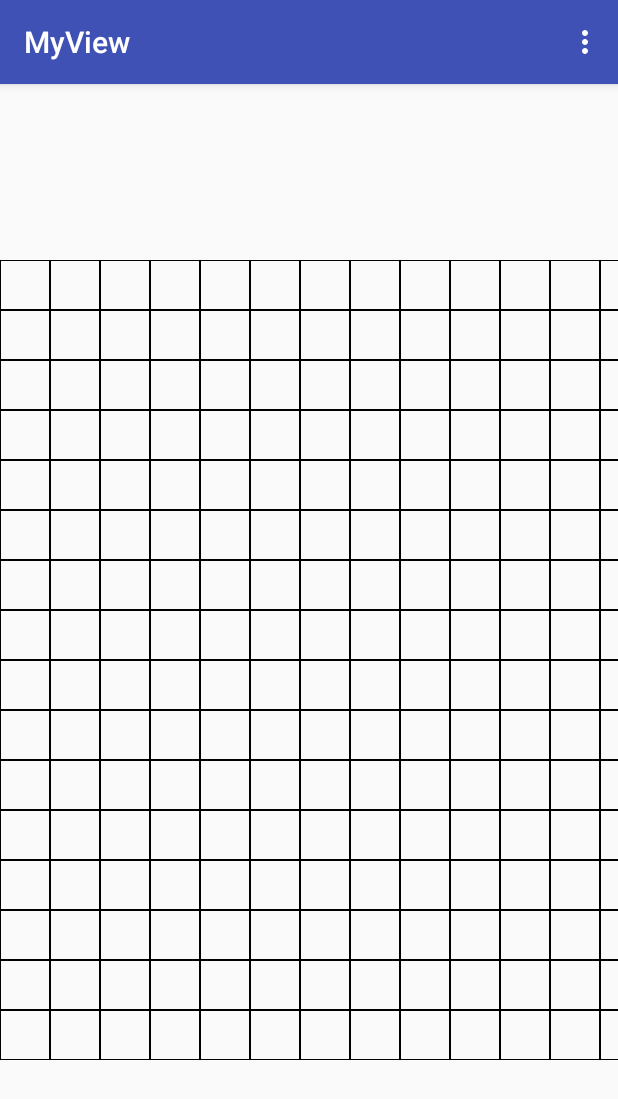
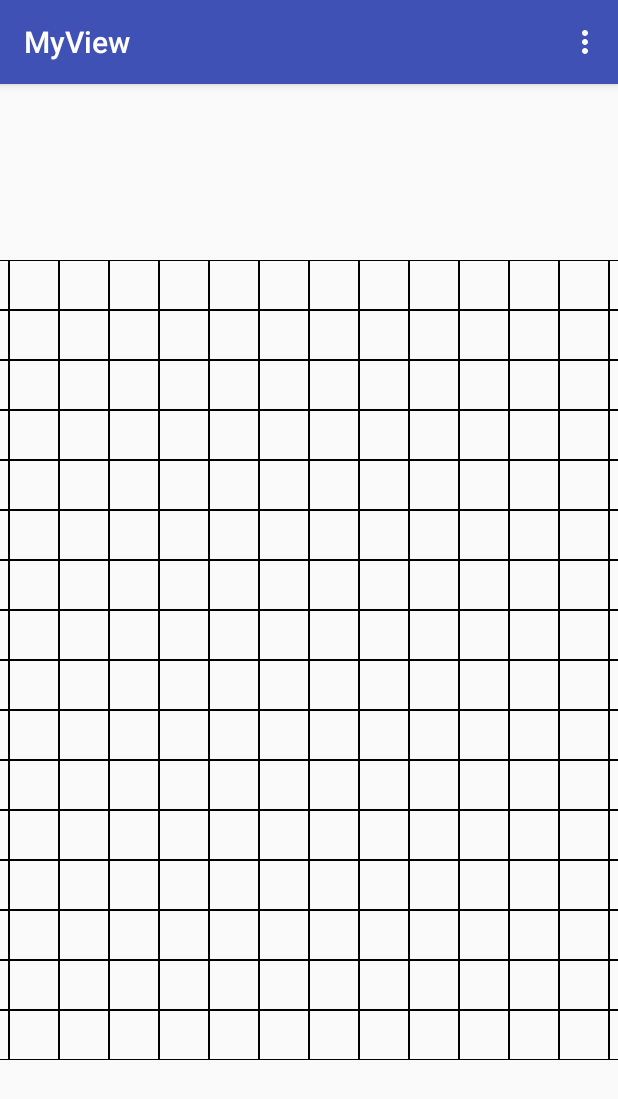
Before and after one commit to ZGily/fox_pixel, an Android app: the screen it shows after launch (MainActivity), on a phone screen of 412 x 824 dp. Shown: the top 1099 px of the screen. Run offline under Robolectric (Android 15) with nearby library versions, the phone set to English and light mode, and no system bars.

Commit message:
add something

```diff
--- a/MyView/app/src/main/java/com/mycompany/myview/MainActivity.java
+++ b/MyView/app/src/main/java/com/mycompany/myview/MainActivity.java
@@ -10,6 +10,7 @@ import android.graphics.Color;
 public class MainActivity extends AppCompatActivity {
 
     MyView myview;
+    //ZoomView zoomview;
     @Override
     protected void onCreate(Bundle savedInstanceState) {
         super.onCreate(savedInstanceState);
@@ -18,6 +19,7 @@ public class MainActivity extends AppCompatActivity {
 		Toolbar toolbar=(Toolbar)findViewById(R.id.toolbar);
 		setSupportActionBar(toolbar);
         myview = (MyView) findViewById(R.id.MyView);
+        //zoomview = (ZoomView) findViewById(R.id.ZoomView);
     }
 
     @Override
@@ -30,6 +32,9 @@ public class MainActivity extends AppCompatActivity {
     public boolean onOptionsItemSelected(MenuItem item) {
         switch (item.getItemId())
         {
+            case R.id.move:
+                myview.changeMoveStatus();
+                break;
             case R.id.undo:
                 myview.undoLast();
                 break;
--- a/MyView/app/src/main/java/com/mycompany/myview/MyView.java
+++ b/MyView/app/src/main/java/com/mycompany/myview/MyView.java
@@ -20,6 +20,8 @@ public class MyView extends View {
     Path mLinePath;
 
     int mPixelColor;
+
+    boolean isStartMove;
 
     List<DrawablePath> mPathList;
 
@@ -67,6 +69,8 @@ public class MyView extends View {
 
         mPixelColor = Color.RED;
 
+        isStartMove = false;
+
         for (int i = 0;i<=50*16;i+=50)
         {
             mLinePath.moveTo(i,0);
@@ -92,6 +96,8 @@ public class MyView extends View {
 
     @Override
     public boolean onTouchEvent(MotionEvent event) {
+        if (!isStartMove)
+        {
         int x = (int) event.getX();
         int y = (int) event.getY();
         x = (x / 50) * 50;
@@ -106,6 +112,8 @@ public class MyView extends View {
         ++step;
         mPath = new Path();
         invalidate();
+        return true;
+        }
         return super.onTouchEvent(event);
     }
 
@@ -126,4 +134,9 @@ public class MyView extends View {
         invalidate();
     }
 
+    public void changeMoveStatus ()
+    {
+        isStartMove = !isStartMove;
+    }
+
 }
--- a/MyView/app/src/main/res/layout/activity_main.xml
+++ b/MyView/app/src/main/res/layout/activity_main.xml
@@ -18,9 +18,11 @@
 		    app:popupTheme="@style/ThemeOverlay.AppCompat.Light"/>
 
 	</android.support.design.widget.AppBarLayout>
-    <RelativeLayout
+    <LinearLayout
         android:layout_width="match_parent"
         android:layout_height="match_parent"
+        android:gravity="center"
+        android:id="@+id/ZoomView"
         >
     <com.mycompany.myview.MyView
         android:id="@+id/MyView"
@@ -28,5 +30,5 @@
         android:layout_width="800px"
         android:layout_height="800px"
         />
-    </RelativeLayout>
+    </LinearLayout>
 </LinearLayout>
--- a/MyView/app/src/main/res/menu/main_menu.xml
+++ b/MyView/app/src/main/res/menu/main_menu.xml
@@ -1,6 +1,8 @@
 <menu xmlns:android="http://schemas.android.com/apk/res/android">
 
-
+    <item
+        android:id="@+id/move"
+        android:title="缩放"/>
     <item
         android:id="@+id/undo"
         android:title="撤销"/>
```
